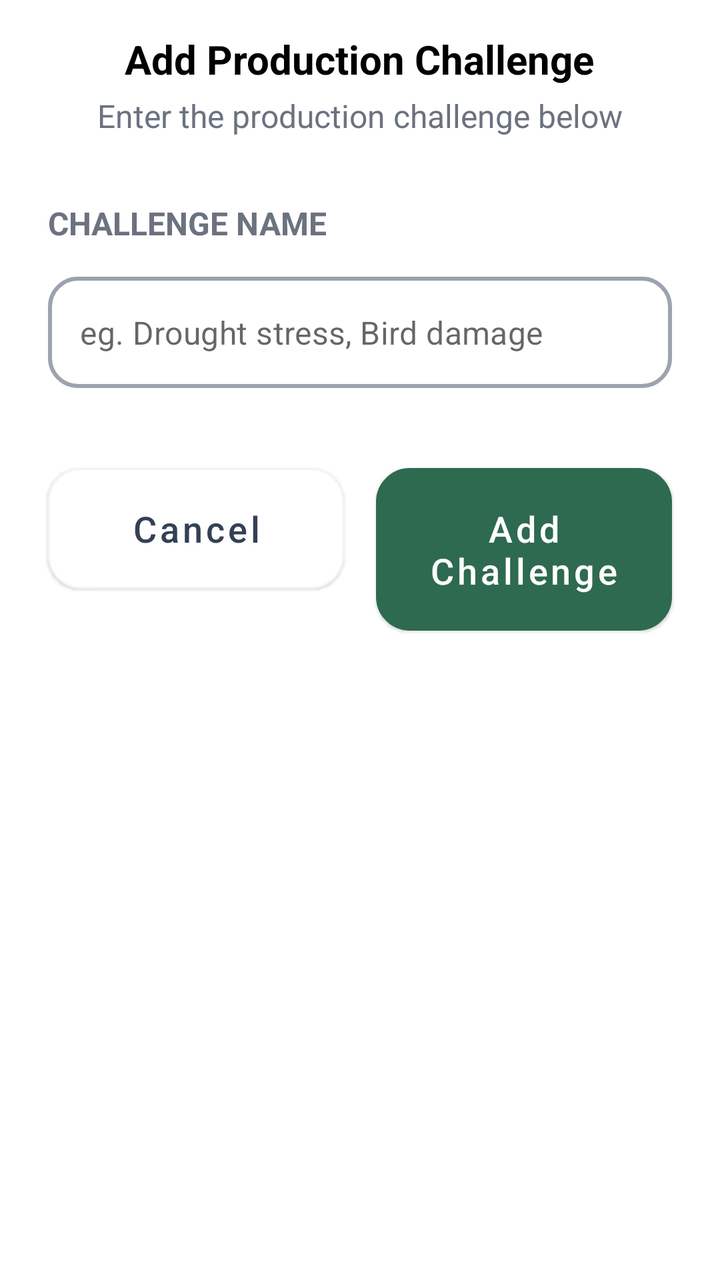
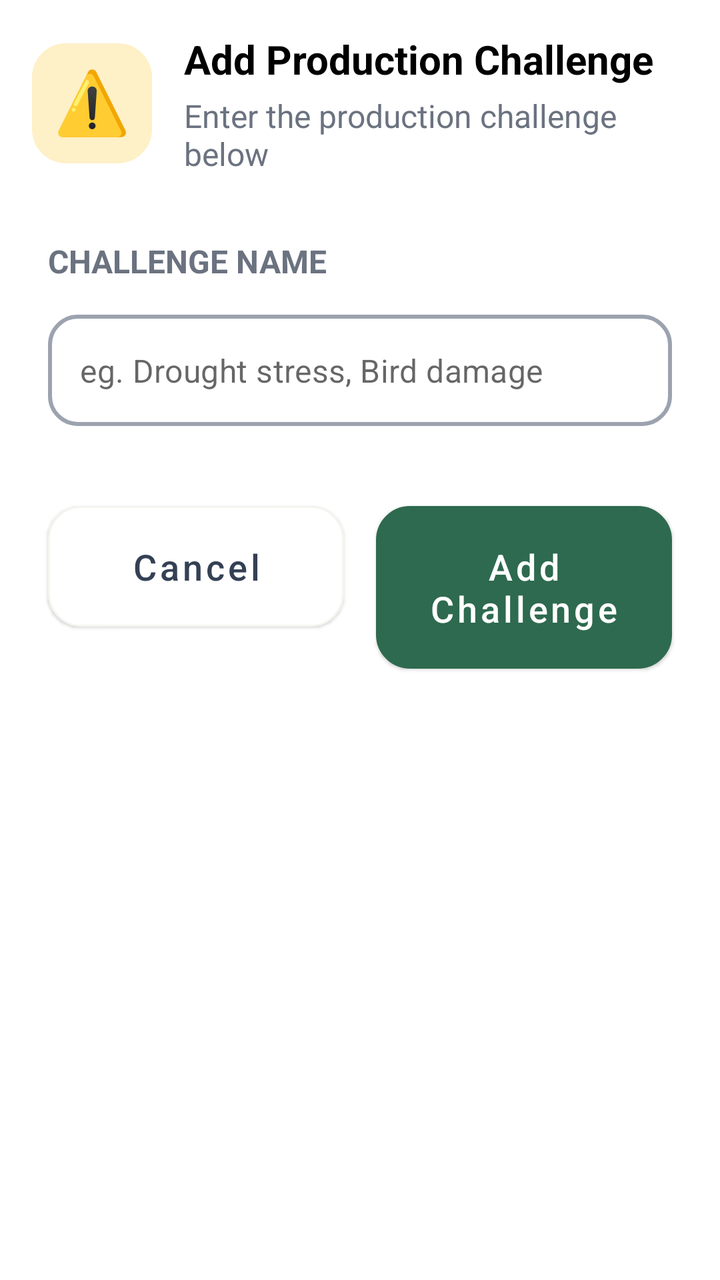

The first picture is an Android layout as it rendered before a commit; the second is the same layout after the commit. The layout source and the unified diff follow.
<!-- AndroidManifest.xml: application theme Theme.Avocado -->
<!-- res/layout/dialog_add_production_challenge.xml -->
<?xml version="1.0" encoding="utf-8"?>
<LinearLayout xmlns:android="http://schemas.android.com/apk/res/android"
    xmlns:app="http://schemas.android.com/apk/res-auto"
    android:layout_width="match_parent"
    android:layout_height="match_parent"
    android:orientation="vertical"
    android:background="@color/white">

    <androidx.core.widget.NestedScrollView
        android:layout_width="match_parent"
        android:layout_height="0dp"
        android:layout_weight="1"
        android:fillViewport="true">
        <LinearLayout
            android:orientation="vertical"
            android:layout_width="match_parent"
            android:layout_height="match_parent"
            android:padding="16dp"
            android:gravity="center_horizontal">
            <TextView
                android:layout_width="wrap_content"
                android:layout_height="wrap_content"
                android:text="Add Production Challenge"
                android:textSize="20sp"
                android:textColor="@color/black"
                android:textStyle="bold"
                android:layout_marginBottom="4dp"/>
            <TextView
                android:layout_width="wrap_content"
                android:layout_height="wrap_content"
                android:text="Enter the production challenge below"
                android:textSize="16sp"
                android:textColor="@color/slate"
                android:textStyle="normal"
                android:layout_marginBottom="32dp"/>
            <LinearLayout
                android:orientation="vertical"
                android:layout_width="match_parent"
                android:layout_height="wrap_content">
                <TextView
                    android:layout_width="wrap_content"
                    android:layout_height="wrap_content"
                    android:text="CHALLENGE NAME"
                    android:textSize="16sp"
                    android:textColor="@color/slate"
                    android:textStyle="bold"
                    android:layout_marginStart="8dp"
                    android:layout_marginEnd="8dp"
                    android:layout_marginTop="0dp"
                    android:layout_marginBottom="8dp"/>
                <com.google.android.material.textfield.TextInputLayout
                    style="@style/Widget.MaterialComponents.TextInputLayout.OutlinedBox"
                    android:layout_width="match_parent"
                    android:layout_height="wrap_content"
                    android:layout_margin="8dp"
                    app:hintEnabled="false"
                    android:background="@null">
                    <com.google.android.material.textfield.TextInputEditText
                        android:id="@+id/dialog_add_production_challenge_challenge_name_edit_text"
                        android:layout_width="match_parent"
                        android:layout_height="wrap_content"
                        android:inputType="text"
                        android:background="@drawable/text_input_background_1"
                        android:textColor="@color/edit_text_color"
                        android:textSize="16sp"
                        android:hint="eg. Drought stress, Bird damage"/>
                </com.google.android.material.textfield.TextInputLayout>
            </LinearLayout>
            <LinearLayout
                android:orientation="horizontal"
                android:layout_width="match_parent"
                android:layout_height="wrap_content">
                <Button
                    android:id="@+id/dialog_add_production_challenge_cancel_button"
                    style="@style/Widget.MaterialComponents.Button.UnelevatedButton"
                    android:layout_width="0dp"
                    android:layout_height="wrap_content"
                    android:layout_weight="1"
                    android:layout_marginStart="8dp"
                    android:layout_marginEnd="8dp"
                    android:layout_marginTop="32dp"
                    android:layout_marginBottom="16dp"
                    android:padding="12dp"
                    android:text="Cancel"
                    android:textAllCaps="false"
                    android:textColor="#344054"
                    android:textSize="18sp"
                    app:backgroundTint="@null"
                    app:cornerRadius="16dp"
                    android:elevation="1dp"
                    android:background="@drawable/button_background_4"
                    android:foreground="@drawable/custom_ripple_1"/>
                <Button
                    android:id="@+id/dialog_add_production_challenge_add_button"
                    style="@style/Widget.MaterialComponents.Button.UnelevatedButton"
                    android:layout_width="0dp"
                    android:layout_height="wrap_content"
                    android:layout_weight="1"
                    android:layout_marginStart="8dp"
                    android:layout_marginEnd="8dp"
                    android:layout_marginTop="32dp"
                    android:layout_marginBottom="16dp"
                    android:padding="12dp"
                    app:backgroundTint="@null"
                    android:text="Add Challenge"
                    android:textSize="18sp"
                    android:textColor="@color/white"
                    android:textAllCaps="false"
                    app:cornerRadius="16dp"
                    android:elevation="1dp"
                    android:background="@drawable/button_background_3"
                    android:foreground="@drawable/custom_ripple_1"/>
            </LinearLayout>
        </LinearLayout>
    </androidx.core.widget.NestedScrollView>
</LinearLayout>
<!-- resources referenced by this layout -->
<resources>
  <color name="black">#FF000000</color>
  <color name="edit_text_color">#1A1A1A</color>
  <color name="slate">#6B7280</color>
  <color name="white">#FFFFFFFF</color>
  <!-- drawable button_background_3 (drawable) -->
  <?xml version="1.0" encoding="utf-8"?>
  <shape xmlns:android="http://schemas.android.com/apk/res/android">
  
      <solid
          android:color="#2E6A4F" />
      <stroke
          android:width="2dp"
          android:color="#2E6A4F" />
      <corners
          android:radius="16dp" />
  
  </shape>
  <!-- drawable button_background_4 (drawable) -->
  <?xml version="1.0" encoding="utf-8"?>
  <shape xmlns:android="http://schemas.android.com/apk/res/android">
  
      <solid
          android:color="#FFFFFF" />
      <corners
          android:radius="16dp" />
      <stroke
          android:width="1dp"
          android:color="#F5F5F0"/>
  
  </shape>
  <!-- drawable custom_ripple_1 (drawable) -->
  <?xml version="1.0" encoding="utf-8"?>
  <ripple xmlns:android="http://schemas.android.com/apk/res/android"
      android:color="?android:attr/colorControlHighlight"> 
  
      
      <item android:id="@android:id/mask">
          
          <shape android:shape="rectangle">
              <corners android:radius="16dp" />
              <solid android:color="@android:color/white" />
          </shape>
      </item>
  
  </ripple>
  <!-- drawable text_input_background_1 (drawable) -->
  <?xml version="1.0" encoding="utf-8"?>
  <shape xmlns:android="http://schemas.android.com/apk/res/android">
  
      <solid
          android:color="@color/text_input_color_2"/>
      <stroke
          android:width="2dp"
          android:color="@color/text_input_color_1"/>
      <corners
          android:radius="14dp"/>
  
  </shape>
  <style name="Theme.Avocado" parent="Theme.MaterialComponents.DayNight.NoActionBar">
          
          <item name="colorPrimary">@color/primary</item>
          <item name="colorPrimaryVariant">@color/primary_variant</item>
          <item name="colorOnPrimary">@color/on_primary</item>
          
          <item name="colorSecondary">@color/secondary</item>
          <item name="colorSecondaryVariant">@color/secondary_variant</item>
          <item name="colorOnSecondary">@color/on_secondary</item>
          
          <item name="android:statusBarColor">?attr/colorPrimaryVariant</item>
          
      </style>
  <color name="primary">#FF1A1A1A</color>
  <color name="primary_variant">#FF000000</color>
  <color name="on_primary">#FFFFFFFF</color>
  <color name="secondary">#FF9E9E9E</color>
  <color name="secondary_variant">#FF707070</color>
  <color name="on_secondary">#FF000000</color>
</resources>

<!-- the commit's change to res/layout/dialog_add_production_challenge.xml (unified diff, before → after) -->
@@ -17,22 +17,40 @@
             android:layout_height="match_parent"
             android:padding="16dp"
             android:gravity="center_horizontal">
-            <TextView
-                android:layout_width="wrap_content"
+            <LinearLayout
+                android:orientation="horizontal"
+                android:layout_width="match_parent"
                 android:layout_height="wrap_content"
-                android:text="Add Production Challenge"
-                android:textSize="20sp"
-                android:textColor="@color/black"
-                android:textStyle="bold"
-                android:layout_marginBottom="4dp"/>
-            <TextView
-                android:layout_width="wrap_content"
-                android:layout_height="wrap_content"
-                android:text="Enter the production challenge below"
-                android:textSize="16sp"
-                android:textColor="@color/slate"
-                android:textStyle="normal"
-                android:layout_marginBottom="32dp"/>
+                android:gravity="center_vertical"
+                android:layout_marginBottom="32dp">
+                <ImageView
+                    android:layout_width="60dp"
+                    android:layout_height="60dp"
+                    android:layout_marginEnd="16dp"
+                    android:src="@drawable/ic_warning"
+                    android:padding="12dp"
+                    android:background="@drawable/image_background_5"/>
+                <LinearLayout
+                    android:orientation="vertical"
+                    android:layout_width="wrap_content"
+                    android:layout_height="wrap_content">
+                    <TextView
+                        android:layout_width="wrap_content"
+                        android:layout_height="wrap_content"
+                        android:text="Add Production Challenge"
+                        android:textSize="20sp"
+                        android:textColor="@color/black"
+                        android:textStyle="bold"
+                        android:layout_marginBottom="4dp"/>
+                    <TextView
+                        android:layout_width="wrap_content"
+                        android:layout_height="wrap_content"
+                        android:text="Enter the production challenge below"
+                        android:textSize="16sp"
+                        android:textColor="@color/slate"
+                        android:textStyle="normal" />
+                </LinearLayout>
+            </LinearLayout>
             <LinearLayout
                 android:orientation="vertical"
                 android:layout_width="match_parent"
<!-- resource entries referenced after the edit -->
@@ -45,6 +45,24 @@
       </item>
   
   </ripple>
+  <!-- drawable ic_warning: vector/xml drawable (drawable, 2484 chars, omitted) -->
+  <!-- drawable image_background_5 (drawable) -->
+  <?xml version="1.0" encoding="utf-8"?>
+  <shape xmlns:android="http://schemas.android.com/apk/res/android"
+      android:shape="rectangle">
+  
+      
+      <solid android:color="#FEF0C7" />
+  
+      
+      <stroke
+          android:width="2dp"
+          android:color="#FEF0C7" />
+  
+      
+      <corners android:radius="16dp" />
+  
+  </shape>
   <!-- drawable text_input_background_1 (drawable) -->
   <?xml version="1.0" encoding="utf-8"?>
   <shape xmlns:android="http://schemas.android.com/apk/res/android">
